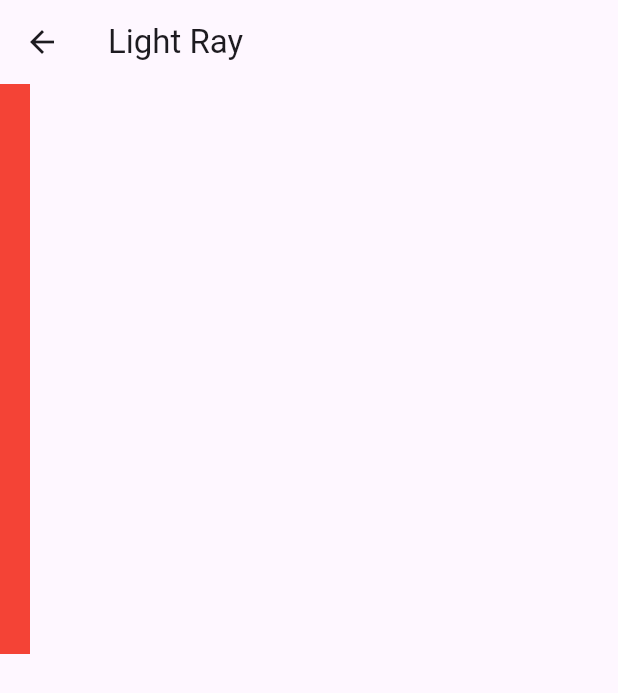
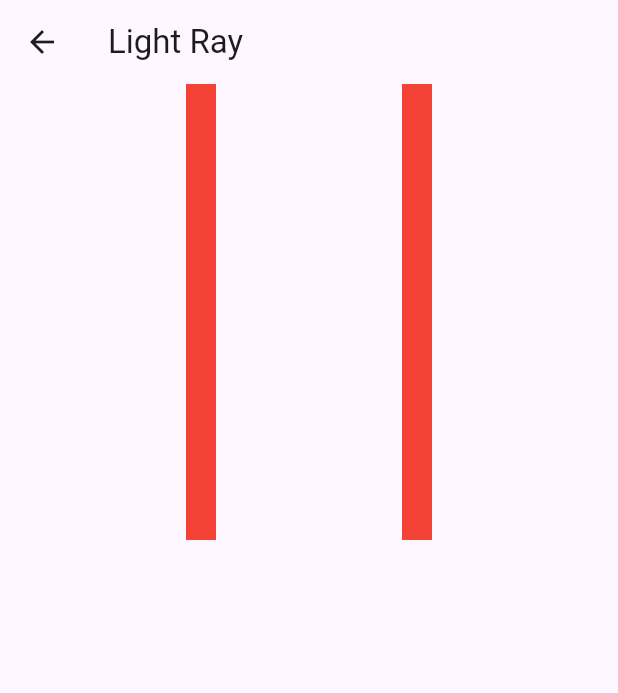
Before and after one commit to Gaurav4604/flutterRepo, a Flutter app: the LightRayTransition screen opened directly, on a phone screen of 412 x 824 dp. Shown: the top 693 px of the screen. Run offline on Flutter 3.47's test engine with Material 3 defaults, Android fonts, the phone set to English and light mode, and no system bars; our stand-ins replace cached_network_image, camera, flutter_spinkit, google_fonts, sqflite, transparent_image and 1 more; accounts and stored records are empty.

Commit message:
used animated widget for stateless feel for the animated widget

```diff
--- a/flutter-new/transitions_animations/lib/custom_animated_widget.dart
+++ b/flutter-new/transitions_animations/lib/custom_animated_widget.dart
@@ -31,13 +31,33 @@ class _LightRayTransitionState extends State<LightRayTransition>
       appBar: AppBar(
         title: const Text("Light Ray"),
       ),
-      body: AnimatedBuilder(
-        animation: _controller,
-        builder: (context, child) {
-          return Container(
-              color: Colors.red, height: 1000 * _controller.value, width: 20);
-        },
-      ),
+      body: Row(
+          mainAxisAlignment: MainAxisAlignment.spaceEvenly,
+          crossAxisAlignment: CrossAxisAlignment.center,
+          children: [
+            AnimatedBuilder(
+              animation: _controller,
+              builder: (context, child) {
+                return Container(
+                    color: Colors.red,
+                    height: 800 * _controller.value,
+                    width: 20);
+              },
+            ),
+            RayTransition(animation: _controller)
+          ]),
     );
   }
 }
+
+class RayTransition extends AnimatedWidget {
+  const RayTransition({Key? key, required Animation<double> animation})
+      : super(key: key, listenable: animation);
+
+  @override
+  Widget build(BuildContext context) {
+    final Animation<double> animation = listenable as Animation<double>;
+    return Container(
+        color: Colors.red, height: 800 * animation.value, width: 20);
+  }
+}
```
